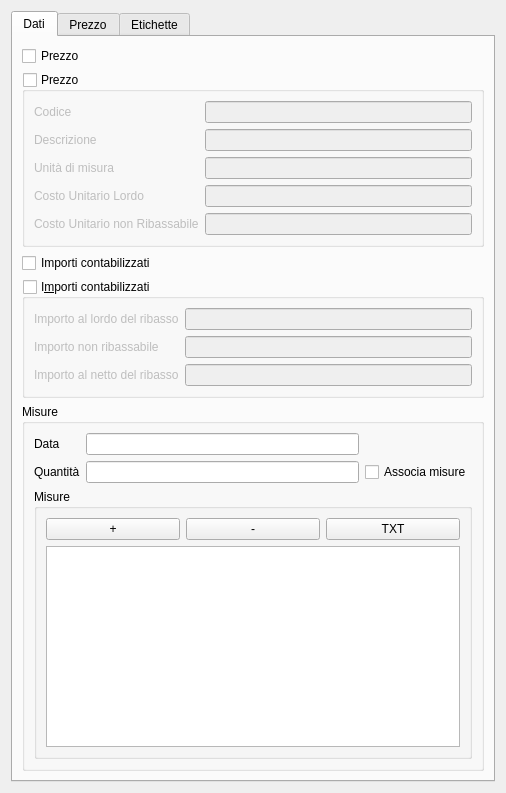
mickele77/qcost, file qcostgui/accountingitemppugui.ui: the form before one commit.
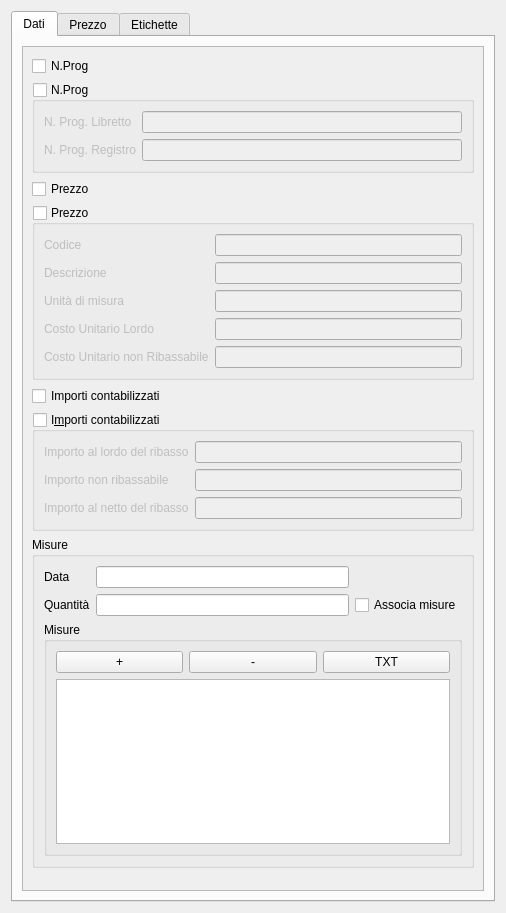
The form after the commit.

Commit message: Debug e risistemazione della GUI

Diff of the .ui file:
```diff
--- a/qcostgui/accountingitemppugui.ui
+++ b/qcostgui/accountingitemppugui.ui
@@ -7,7 +7,7 @@
     <x>0</x>
     <y>0</y>
     <width>506</width>
-    <height>793</height>
+    <height>913</height>
    </rect>
   </property>
   <property name="windowTitle">
@@ -24,7 +24,193 @@
        <string>Dati</string>
       </attribute>
       <layout class="QGridLayout" name="dataTabLayout">
+       <item row="0" column="0">
+        <widget class="QScrollArea" name="scrollArea">
+         <property name="widgetResizable">
+          <bool>true</bool>
+         </property>
+         <widget class="QWidget" name="scrollAreaWidgetContents">
+          <property name="geometry">
+           <rect>
+            <x>0</x>
+            <y>-19</y>
+            <width>451</width>
+            <height>864</height>
+           </rect>
+          </property>
+          <layout class="QGridLayout" name="gridLayout_2">
+           <item row="2" column="0">
+            <widget class="QCheckBox" name="priceGBCheckBox">
+             <property name="text">
+              <string>Prezzo</string>
+             </property>
+            </widget>
+           </item>
        <item row="5" column="0">
+            <widget class="QGroupBox" name="amountsGroupBox">
+             <property name="title">
+              <string>I&amp;mporti contabilizzati</string>
+             </property>
+             <property name="checkable">
+              <bool>true</bool>
+             </property>
+             <property name="checked">
+              <bool>false</bool>
+             </property>
+             <layout class="QGridLayout" name="amountsDataLayout">
+              <item row="0" column="0">
+               <widget class="QLabel" name="totalAmountToDiscountLabel">
+                <property name="text">
+                 <string>Importo al lordo del ribasso</string>
+                </property>
+               </widget>
+              </item>
+              <item row="1" column="0">
+               <widget class="QLabel" name="amountNotToDiscountLabel">
+                <property name="text">
+                 <string>Importo non ribassabile</string>
+                </property>
+               </widget>
+              </item>
+              <item row="0" column="1">
+               <widget class="QLineEdit" name="totalAmountToDiscountLineEdit">
+                <property name="alignment">
+                 <set>Qt::AlignRight|Qt::AlignTrailing|Qt::AlignVCenter</set>
+                </property>
+                <property name="readOnly">
+                 <bool>true</bool>
+                </property>
+               </widget>
+              </item>
+              <item row="2" column="0">
+               <widget class="QLabel" name="totalAmountLabel">
+                <property name="text">
+                 <string>Importo al netto del ribasso</string>
+                </property>
+               </widget>
+              </item>
+              <item row="1" column="1">
+               <widget class="QLineEdit" name="amountNotToDiscountLineEdit">
+                <property name="alignment">
+                 <set>Qt::AlignRight|Qt::AlignTrailing|Qt::AlignVCenter</set>
+                </property>
+                <property name="readOnly">
+                 <bool>true</bool>
+                </property>
+               </widget>
+              </item>
+              <item row="2" column="1">
+               <widget class="QLineEdit" name="totalAmountLineEdit">
+                <property name="alignment">
+                 <set>Qt::AlignRight|Qt::AlignTrailing|Qt::AlignVCenter</set>
+                </property>
+                <property name="readOnly">
+                 <bool>true</bool>
+                </property>
+               </widget>
+              </item>
+             </layout>
+            </widget>
+           </item>
+           <item row="3" column="0">
+            <widget class="QGroupBox" name="priceGroupBox">
+             <property name="title">
+              <string>Prezzo</string>
+             </property>
+             <property name="checkable">
+              <bool>true</bool>
+             </property>
+             <property name="checked">
+              <bool>false</bool>
+             </property>
+             <layout class="QGridLayout" name="priceDataLayout">
+              <item row="0" column="1">
+               <widget class="QLineEdit" name="priceCodeLineEdit">
+                <property name="readOnly">
+                 <bool>true</bool>
+                </property>
+               </widget>
+              </item>
+              <item row="2" column="1">
+               <widget class="QLineEdit" name="priceUnitMeasureLineEdit">
+                <property name="readOnly">
+                 <bool>true</bool>
+                </property>
+               </widget>
+              </item>
+              <item row="2" column="0">
+               <widget class="QLabel" name="priceUnitMeasureLabel">
+                <property name="text">
+                 <string>Unità di misura</string>
+                </property>
+               </widget>
+              </item>
+              <item row="1" column="1">
+               <widget class="QLineEdit" name="priceShortDescLineEdit">
+                <property name="readOnly">
+                 <bool>true</bool>
+                </property>
+               </widget>
+              </item>
+              <item row="1" column="0">
+               <widget class="QLabel" name="priceShortDescLabel">
+                <property name="text">
+                 <string>Descrizione</string>
+                </property>
+               </widget>
+              </item>
+              <item row="0" column="0">
+               <widget class="QLabel" name="priceCodeLabel">
+                <property name="text">
+                 <string>Codice</string>
+                </property>
+               </widget>
+              </item>
+              <item row="3" column="0">
+               <widget class="QLabel" name="PPUTotalToDiscountLabel">
+                <property name="text">
+                 <string>Costo Unitario Lordo</string>
+                </property>
+               </widget>
+              </item>
+              <item row="4" column="0">
+               <widget class="QLabel" name="PPUNotToDiscountLabel">
+                <property name="text">
+                 <string>Costo Unitario non Ribassabile</string>
+                </property>
+               </widget>
+              </item>
+              <item row="3" column="1">
+               <widget class="QLineEdit" name="PPUTotalToDiscountLineEdit">
+                <property name="alignment">
+                 <set>Qt::AlignRight|Qt::AlignTrailing|Qt::AlignVCenter</set>
+                </property>
+                <property name="readOnly">
+                 <bool>true</bool>
+                </property>
+               </widget>
+              </item>
+              <item row="4" column="1">
+               <widget class="QLineEdit" name="PPUNotToBDiscountedLineEdit">
+                <property name="alignment">
+                 <set>Qt::AlignRight|Qt::AlignTrailing|Qt::AlignVCenter</set>
+                </property>
+                <property name="readOnly">
+                 <bool>true</bool>
+                </property>
+               </widget>
+              </item>
+             </layout>
+            </widget>
+           </item>
+           <item row="4" column="0">
+            <widget class="QCheckBox" name="amountsGBCheckBox">
+             <property name="text">
+              <string>Importi contabilizzati</string>
+             </property>
+            </widget>
+           </item>
+           <item row="6" column="0">
         <widget class="QGroupBox" name="valueDataGroupBox">
          <property name="title">
           <string>Misure</string>
@@ -111,16 +297,16 @@
         </widget>
        </item>
        <item row="0" column="0">
-        <widget class="QCheckBox" name="priceGBCheckBox">
+            <widget class="QCheckBox" name="progNumberCheckBox">
          <property name="text">
-          <string>Prezzo</string>
+              <string>N.Prog</string>
          </property>
         </widget>
        </item>
        <item row="1" column="0">
-        <widget class="QGroupBox" name="priceGroupBox">
+            <widget class="QGroupBox" name="progNumberGroupBox">
          <property name="title">
-          <string>Prezzo</string>
+              <string>N.Prog</string>
          </property>
          <property name="checkable">
           <bool>true</bool>
@@ -128,65 +314,23 @@
          <property name="checked">
           <bool>false</bool>
          </property>
-         <layout class="QGridLayout" name="priceDataLayout">
-          <item row="0" column="1">
-           <widget class="QLineEdit" name="priceCodeLineEdit">
-            <property name="readOnly">
-             <bool>true</bool>
-            </property>
-           </widget>
-          </item>
-          <item row="2" column="1">
-           <widget class="QLineEdit" name="priceUnitMeasureLineEdit">
-            <property name="readOnly">
-             <bool>true</bool>
-            </property>
-           </widget>
-          </item>
-          <item row="2" column="0">
-           <widget class="QLabel" name="priceUnitMeasureLabel">
-            <property name="text">
-             <string>Unità di misura</string>
-            </property>
-           </widget>
-          </item>
-          <item row="1" column="1">
-           <widget class="QLineEdit" name="priceShortDescLineEdit">
-            <property name="readOnly">
-             <bool>true</bool>
-            </property>
-           </widget>
-          </item>
+             <layout class="QGridLayout" name="gridLayout">
           <item row="1" column="0">
-           <widget class="QLabel" name="priceShortDescLabel">
+               <widget class="QLabel" name="accountingProgNumberLabel">
             <property name="text">
-             <string>Descrizione</string>
+                 <string>N. Prog. Registro</string>
             </property>
            </widget>
           </item>
           <item row="0" column="0">
-           <widget class="QLabel" name="priceCodeLabel">
+               <widget class="QLabel" name="progNumberLabel">
             <property name="text">
-             <string>Codice</string>
+                 <string>N. Prog. Libretto</string>
             </property>
            </widget>
           </item>
-          <item row="3" column="0">
-           <widget class="QLabel" name="PPUTotalToDiscountLabel">
-            <property name="text">
-             <string>Costo Unitario Lordo</string>
-            </property>
-           </widget>
-          </item>
-          <item row="4" column="0">
-           <widget class="QLabel" name="PPUNotToDiscountLabel">
-            <property name="text">
-             <string>Costo Unitario non Ribassabile</string>
-            </property>
-           </widget>
-          </item>
-          <item row="3" column="1">
-           <widget class="QLineEdit" name="PPUTotalToDiscountLineEdit">
+              <item row="0" column="1">
+               <widget class="QLineEdit" name="progNumberLineEdit">
             <property name="alignment">
              <set>Qt::AlignRight|Qt::AlignTrailing|Qt::AlignVCenter</set>
             </property>
@@ -195,8 +339,8 @@
             </property>
            </widget>
           </item>
-          <item row="4" column="1">
-           <widget class="QLineEdit" name="PPUNotToBDiscountedLineEdit">
+              <item row="1" column="1">
+               <widget class="QLineEdit" name="accountingProgNumberLineEdit">
             <property name="alignment">
              <set>Qt::AlignRight|Qt::AlignTrailing|Qt::AlignVCenter</set>
             </property>
@@ -208,77 +352,31 @@
          </layout>
         </widget>
        </item>
-       <item row="3" column="0">
-        <widget class="QGroupBox" name="amountsGroupBox">
-         <property name="title">
-          <string>I&amp;mporti contabilizzati</string>
-         </property>
-         <property name="checkable">
-          <bool>true</bool>
-         </property>
-         <property name="checked">
-          <bool>false</bool>
-         </property>
-         <layout class="QGridLayout" name="amountsDataLayout">
-          <item row="0" column="0">
-           <widget class="QLabel" name="totalAmountToDiscountLabel">
-            <property name="text">
-             <string>Importo al lordo del ribasso</string>
-            </property>
-           </widget>
-          </item>
-          <item row="1" column="0">
-           <widget class="QLabel" name="amountNotToDiscountLabel">
-            <property name="text">
-             <string>Importo non ribassabile</string>
-            </property>
-           </widget>
-          </item>
-          <item row="0" column="1">
-           <widget class="QLineEdit" name="totalAmountToDiscountLineEdit">
-            <property name="alignment">
-             <set>Qt::AlignRight|Qt::AlignTrailing|Qt::AlignVCenter</set>
-            </property>
-            <property name="readOnly">
-             <bool>true</bool>
-            </property>
-           </widget>
-          </item>
-          <item row="2" column="0">
-           <widget class="QLabel" name="totalAmountLabel">
-            <property name="text">
-             <string>Importo al netto del ribasso</string>
-            </property>
-           </widget>
-          </item>
-          <item row="1" column="1">
-           <widget class="QLineEdit" name="amountNotToDiscountLineEdit">
-            <property name="alignment">
-             <set>Qt::AlignRight|Qt::AlignTrailing|Qt::AlignVCenter</set>
-            </property>
-            <property name="readOnly">
-             <bool>true</bool>
-            </property>
-           </widget>
-          </item>
-          <item row="2" column="1">
-           <widget class="QLineEdit" name="totalAmountLineEdit">
-            <property name="alignment">
-             <set>Qt::AlignRight|Qt::AlignTrailing|Qt::AlignVCenter</set>
-            </property>
-            <property name="readOnly">
-             <bool>true</bool>
-            </property>
-           </widget>
-          </item>
-         </layout>
-        </widget>
-       </item>
-       <item row="2" column="0">
-        <widget class="QCheckBox" name="amountsGBCheckBox">
-         <property name="text">
-          <string>Importi contabilizzati</string>
-         </property>
+           <item row="7" column="0">
+            <spacer name="verticalSpacer">
+             <property name="orientation">
+              <enum>Qt::Vertical</enum>
+             </property>
+             <property name="sizeHint" stdset="0">
+              <size>
+               <width>20</width>
+               <height>40</height>
+              </size>
+             </property>
+            </spacer>
+           </item>
+          </layout>
+          <zorder>progNumberGroupBox</zorder>
+          <zorder>progNumberCheckBox</zorder>
+          <zorder>valueDataGroupBox</zorder>
+          <zorder>amountsGroupBox</zorder>
+          <zorder>priceGBCheckBox</zorder>
+          <zorder>priceGroupBox</zorder>
+          <zorder>progNumberCheckBox</zorder>
+          <zorder>amountsGBCheckBox</zorder>
+          <zorder>progNumberGroupBox</zorder>
+          <zorder>verticalSpacer</zorder>
+         </widget>
         </widget>
        </item>
       </layout>
```
Left out of the diff: 64 changed lines with no effect on the pictures. Lines whose indentation alone changed are shown as unchanged. The commit also changes 4 other files.
